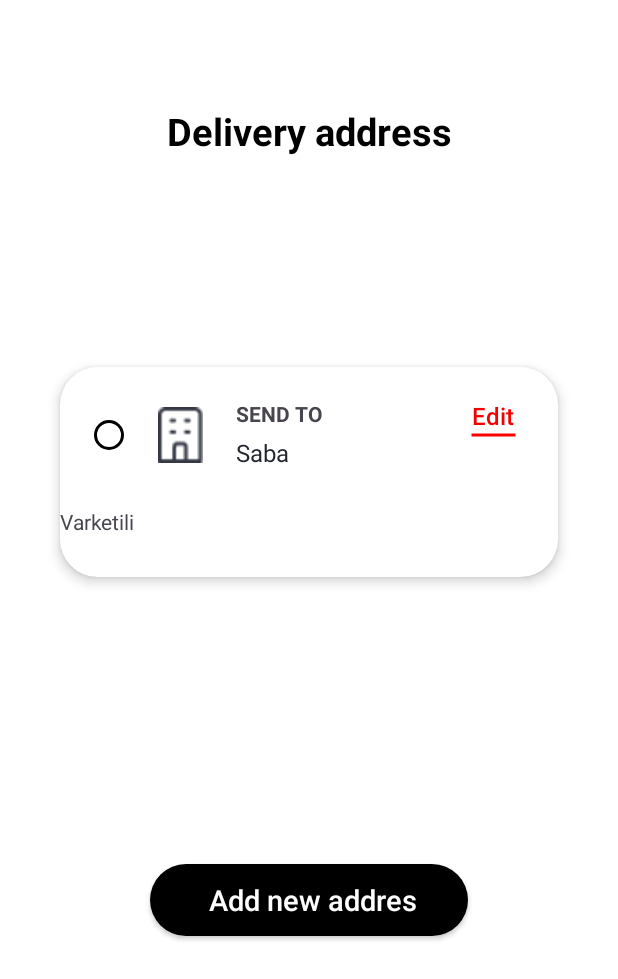
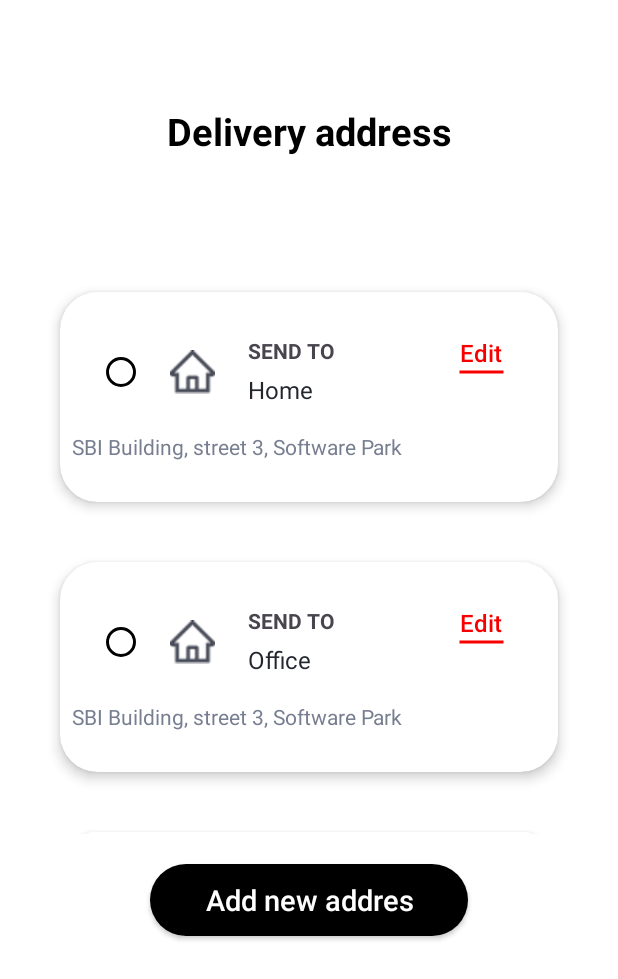
Before and after one commit to Gvichoo/HomeworkTBCIT, an Android app: the fragment HomeFragment shown on its own in the app's theme, on a phone screen of 412 x 824 dp. Shown: the top 979 px of the screen. Run offline under Robolectric (Android 15) with nearby library versions, the phone set to English and light mode, and no system bars.

Commit message:
araa dasrulebuli

```diff
--- a/app/src/main/java/com/example/homeworktbc/HomeFragment.kt
+++ b/app/src/main/java/com/example/homeworktbc/HomeFragment.kt
@@ -5,6 +5,7 @@ import androidx.fragment.app.Fragment
 import android.view.LayoutInflater
 import android.view.View
 import android.view.ViewGroup
+import androidx.navigation.fragment.findNavController
 import androidx.recyclerview.widget.LinearLayoutManager
 import com.example.homeworktbc.databinding.FragmentHomeBinding
 
@@ -13,9 +14,9 @@ class HomeFragment : Fragment() {
     private var _binding: FragmentHomeBinding? = null
     private val binding get() = _binding!!
     private var addresses = mutableListOf(
-        Home(1, null, "Saba", "Varketili"),
-        Home(2, null, "John", "Downtown"),
-        Home(3, null, "Jane", "Midtown")
+        Home(1, R.drawable.img_1, "Home", "SBI Building, street 3, Software Park"),
+        Home(1, R.drawable.img, "Office", "SBI Building, street 3, Software Park"),
+        Home(1, null, "Saba", "Varketili")
     )
 
     override fun onCreateView(
@@ -24,20 +25,21 @@ class HomeFragment : Fragment() {
     ): View {
         _binding = FragmentHomeBinding.inflate(inflater, container, false)
         return binding.root
+
     }
 
     override fun onViewCreated(view: View, savedInstanceState: Bundle?) {
         super.onViewCreated(view, savedInstanceState)
         setUp()
+        listener()
+
+
 
         arguments?.let {
-            val location = it.getString("location")
-            val address = it.getString("address")
-
-            if (!location.isNullOrEmpty() && !address.isNullOrEmpty()) {
-                val newHome = Home(addresses.size + 1, null, location, address)
-                addresses.add(newHome)
-                addressAdapter.submitList(addresses.toList()) // Create a new list for DiffUtil
+            val newHome = it.getParcelable<Home>("newItem") // Retrieve the Home object passed from AddFragment
+            newHome?.let { newItem ->
+                addresses.add(newItem)
+                addressAdapter.submitList(addresses.toList())
             }
         }
     }
@@ -45,11 +47,19 @@ class HomeFragment : Fragment() {
     private fun setUp() {
         binding.recyclerViewAddresses1.layoutManager = LinearLayoutManager(requireContext())
         binding.recyclerViewAddresses1.adapter = addressAdapter
-        addressAdapter.submitList(addresses) // Populate initially
+        addressAdapter.submitList(addresses)
+
+    }
+    private fun listener(){
+        binding.btnAddNewAddress.setOnClickListener {
+            findNavController().navigate(R.id.AddFragment)
+        }
+
     }
 
     override fun onDestroyView() {
         super.onDestroyView()
         _binding = null
     }
+
 }
--- a/app/src/main/java/com/example/homeworktbc/HomeItemAdapter.kt
+++ b/app/src/main/java/com/example/homeworktbc/HomeItemAdapter.kt
@@ -25,13 +25,14 @@ class HomeAddressAdapter :ListAdapter<Home,HomeAddressAdapter.AddressViewHolder>
 
     override fun onBindViewHolder(holder: AddressViewHolder, position: Int) {
         holder.onBind(getItem(position))
+
     }
 
-    inner class AddressViewHolder(val binding :HomeViewBinding ) : RecyclerView.ViewHolder(binding.root){
-        fun onBind(home: Home){
+    inner class AddressViewHolder(private val binding :HomeViewBinding ) : RecyclerView.ViewHolder(binding.root){
+        fun onBind(item: Home){
             binding.apply {
-                tvAddress.text = home.address
-                tvLocation.text = home.title
+                tvAddress.text = item.address
+                tvLocation.text = item.title
 
             }
 
--- a/app/src/main/res/layout/fragment_home.xml
+++ b/app/src/main/res/layout/fragment_home.xml
@@ -15,7 +15,7 @@
         app:layout_constraintTop_toTopOf="parent"
         app:layout_constraintEnd_toEndOf="parent"
         android:layout_marginTop="70dp"
-        android:text="Delivery address"
+        android:text="@string/delivery_address"
         android:textSize="25sp"
         android:textColor="@color/black"
         android:textStyle="bold"
@@ -28,6 +28,7 @@
         app:layout_constraintStart_toStartOf="parent"
         app:layout_constraintBottom_toTopOf="@+id/btnAddNewAddress"
         android:layout_marginTop="70dp"
+        android:layout_marginBottom="20dp"
         />
     <androidx.appcompat.widget.AppCompatButton
         android:id="@+id/btnAddNewAddress"
@@ -37,7 +38,7 @@
         app:layout_constraintStart_toStartOf="parent"
         android:layout_marginBottom="200dp"
         android:background="@drawable/add_address_button"
-        android:text=" Add new addres"
+        android:text="@string/add_new_addres"
         android:textColor="@color/white"
         android:textAllCaps="false"
         android:textSize="19sp"
--- a/app/src/main/res/layout/home_view.xml
+++ b/app/src/main/res/layout/home_view.xml
@@ -1,7 +1,7 @@
 <?xml version="1.0" encoding="utf-8"?>
 <androidx.constraintlayout.widget.ConstraintLayout xmlns:android="http://schemas.android.com/apk/res/android"
     android:layout_width="match_parent"
-    android:layout_height="match_parent"
+    android:layout_height="180dp"
     xmlns:app="http://schemas.android.com/apk/res-auto">
 
     <androidx.cardview.widget.CardView
@@ -13,18 +13,20 @@
         android:layout_marginEnd="40dp"
         android:layout_marginStart="40dp"
         app:cardCornerRadius="25dp"
-        android:layout_marginTop="70dp"
+        android:layout_marginTop="20dp"
+        android:layout_marginBottom="10dp"
         app:cardElevation="5dp"
         >
         <androidx.constraintlayout.widget.ConstraintLayout
             android:layout_width="match_parent"
-            android:layout_height="match_parent">
+            android:layout_height="match_parent"
+            android:padding="8dp">
 
             <ImageView
                 android:id="@+id/ivImage"
                 android:layout_width="30dp"
                 android:layout_height="40dp"
-                android:src="@drawable/img"
+                android:src="@drawable/img_1"
                 app:layout_constraintStart_toStartOf="parent"
                 app:layout_constraintTop_toTopOf="parent"
                 android:layout_marginStart="65dp"
@@ -34,7 +36,7 @@
                 android:id="@+id/tvSend"
                 android:layout_width="wrap_content"
                 android:layout_height="wrap_content"
-                android:text="SEND TO"
+                android:text="@string/send_to"
                 app:layout_constraintStart_toEndOf="@+id/ivImage"
                 app:layout_constraintTop_toTopOf="parent"
                 android:layout_marginTop="21dp"
@@ -48,7 +50,7 @@
                 android:layout_height="wrap_content"
                 app:layout_constraintStart_toStartOf="@+id/tvSend"
                 app:layout_constraintTop_toBottomOf="@id/tvSend"
-                android:text="My Office"
+                android:text="@string/my_office"
                 android:textSize="16sp"
                 android:layout_marginTop="5dp"
                 android:textColor="#23262F"
@@ -73,7 +75,7 @@
                 app:layout_constraintEnd_toEndOf="parent"
                 android:layout_marginEnd="25dp"
                 android:background="@null"
-                android:text="Edit"
+                android:text="@string/edit"
                 android:textColor="#F80000"
                 android:textAllCaps="false"
                 android:textSize="16sp"
@@ -93,7 +95,8 @@
                 android:layout_height="wrap_content"
                 app:layout_constraintBottom_toBottomOf="parent"
                 app:layout_constraintStart_toStartOf="parent"
-                app:layout_constraintTop_toBottomOf="@id/ivImage"/>
+                app:layout_constraintTop_toBottomOf="@id/ivImage"
+                android:textColor="@color/address"/>
 
         </androidx.constraintlayout.widget.ConstraintLayout>
 
--- a/app/src/main/res/values/colors.xml
+++ b/app/src/main/res/values/colors.xml
@@ -2,4 +2,5 @@
 <resources>
     <color name="black">#FF000000</color>
     <color name="white">#FFFFFFFF</color>
+    <color name="address">#777E90</color>
 </resources>
--- a/app/src/main/res/values/strings.xml
+++ b/app/src/main/res/values/strings.xml
@@ -2,4 +2,14 @@
     <string name="app_name">HomeworkTBC</string>
     <!-- TODO: Remove or change this placeholder text -->
     <string name="hello_blank_fragment">Hello blank fragment</string>
+    <string name="delivery_address">Delivery address</string>
+    <string name="add_new_addres">Add new addres</string>
+    <string name="add_new_address">Add New Address</string>
+    <string name="enter_location">Enter Location</string>
+    <string name="enter_address">Enter Address</string>
+    <string name="enter_image">Enter Image</string>
+    <string name="save_address">Save Address</string>
+    <string name="edit">Edit</string>
+    <string name="my_office">My Office</string>
+    <string name="send_to">SEND TO</string>
 </resources>
```
Also changed, not shown: app/src/main/java/com/example/homeworktbc/AddFragment.kt (+15 -8 lines), app/src/main/java/com/example/homeworktbc/Home.kt (+33 -1 lines), app/src/main/res/layout/fragment_add.xml (+5 -5 lines).
